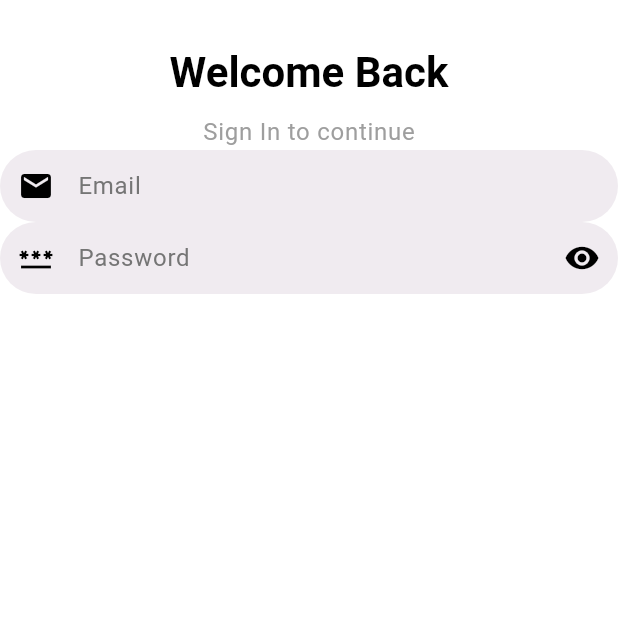
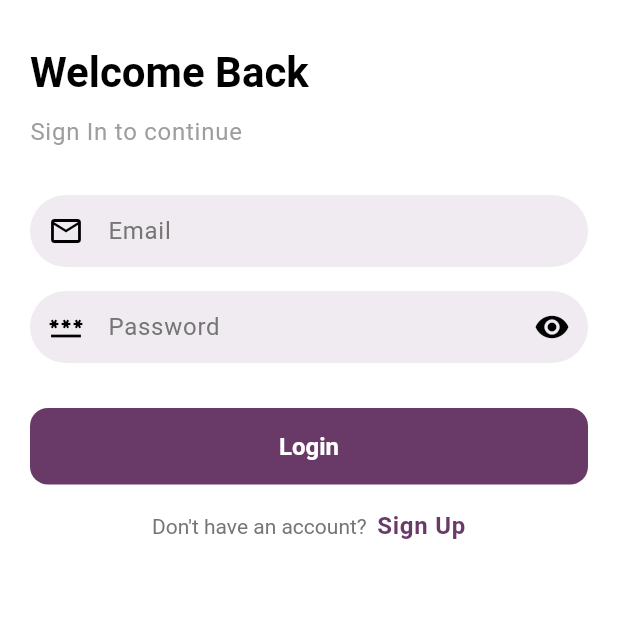
Before and after one commit to ehsaaaaan0/chat-app, a Flutter app: the screen it shows after launch, on a phone screen of 412 x 824 dp, the top half of it. Run offline on Flutter 3.47's test engine with Material 3 defaults, Android fonts, the phone set to English and light mode, and no system bars.

Commit message:
Login Screen

```diff
--- /dev/null
+++ b/lib/core/common/custom_button.dart
@@ -0,0 +1,41 @@
+import 'package:flutter/material.dart';
+
+class CustomButton extends StatelessWidget {
+  final Function()? onPressed;
+  final String? text;
+  final Widget? child;
+  const CustomButton({super.key, this.onPressed, this.text, this.child})
+    : assert(text != null || child != null);
+
+  @override
+  Widget build(BuildContext context) {
+    return SizedBox(
+      width: double.infinity,
+      child: ElevatedButton(
+        onPressed: onPressed == null
+            ? null
+            : () async {
+                await onPressed?.call();
+              },
+        style: ElevatedButton.styleFrom(
+          backgroundColor: Theme.of(context).colorScheme.primary,
+          foregroundColor: Colors.black87,
+          padding: const EdgeInsets.symmetric(vertical: 16),
+          shape: RoundedRectangleBorder(
+            borderRadius: BorderRadius.circular(12),
+          ),
+        ),
+        child:
+            child ??
+            Text(
+              text!,
+              style: TextStyle(
+                fontSize: 16,
+                color: Colors.white,
+                fontWeight: FontWeight.bold,
+              ),
+            ),
+      ),
+    );
+  }
+}
--- a/lib/presentation/screens/auth/login_screen.dart
+++ b/lib/presentation/screens/auth/login_screen.dart
@@ -1,4 +1,6 @@
+import 'package:chatapp/core/common/custom_button.dart';
 import 'package:chatapp/core/common/custom_text_field.dart';
+import 'package:flutter/gestures.dart';
 import 'package:flutter/material.dart';
 
 class LoginScreen extends StatefulWidget {
@@ -15,8 +17,11 @@ class _LoginScreenState extends State<LoginScreen> {
   Widget build(BuildContext context) {
     return Scaffold(
       body: SafeArea(
+        child: Padding(
+          padding: const EdgeInsets.symmetric(horizontal: 20.0),
           child: Form(
             child: Column(
+              crossAxisAlignment: CrossAxisAlignment.start,
               children: [
                 SizedBox(height: 30),
                 Text(
@@ -32,20 +37,44 @@ class _LoginScreenState extends State<LoginScreen> {
                     context,
                   ).textTheme.bodyLarge?.copyWith(color: Colors.grey),
                 ),
-              SizedBox(),
+                SizedBox(height: 30),
                 CustomTextField(
                   controller: emailController,
                   hintText: "Email",
-                prefixIcon: Icon(Icons.email),
+                  prefixIcon: Icon(Icons.email_outlined),
                 ),
+                SizedBox(height: 16),
                 CustomTextField(
                   controller: passwordController,
                   hintText: "Password",
                   obscureText: true,
-                prefixIcon: Icon(Icons.password),
+                  prefixIcon: Icon(Icons.password_outlined),
                   suffixIcon: Icon(Icons.visibility),
                 ),
+                SizedBox(height: 30),
+                CustomButton(onPressed: () {}, text: "Login"),
+                SizedBox(height: 16),
+                Center(
+                  child: RichText(
+                    text: TextSpan(
+                      text: "Don't have an account?  ",
+                      style: TextStyle(color: Colors.grey[600]),
+                      children: [
+                        TextSpan(
+                          text: "Sign Up",
+                          style: Theme.of(context).textTheme.bodyLarge
+                              ?.copyWith(
+                                color: Theme.of(context).primaryColor,
+                                fontWeight: FontWeight.bold,
+                              ),
+                          recognizer: TapGestureRecognizer(),
+                        ),
                       ],
+                    ),
+                  ),
+                ),
+              ],
+            ),
           ),
         ),
       ),
```
Also changed, not shown: 1 other file. Lines whose indentation alone changed are shown as unchanged.
